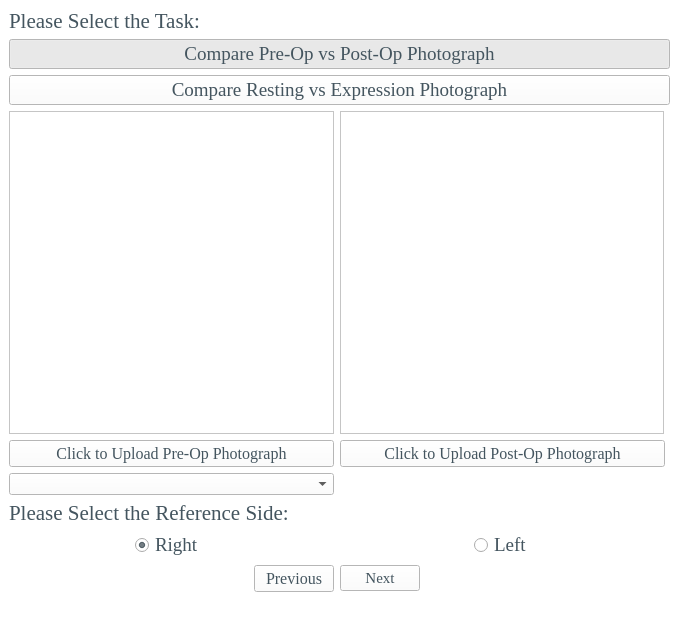
Before: the Qt Designer form uis/select.ui in MEA-Summer/Emotrics_Plus, drawn with Qt 5.
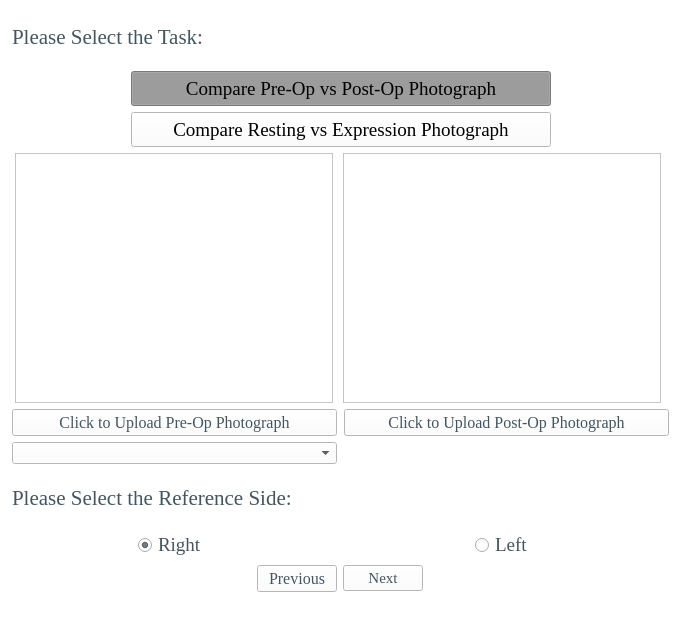
After: the same form once the commit is applied. Icons and pictures are not drawn. Custom widgets are drawn as their Qt base class.

```diff
--- a/uis/select.ui
+++ b/uis/select.ui
@@ -24,7 +24,7 @@
   </property>
   <property name="maximumSize">
    <size>
-    <width>679</width>
+    <width>686</width>
     <height>623</height>
    </size>
   </property>
@@ -40,61 +40,35 @@
   </property>
   <widget class="QWidget" name="centralwidget">
    <layout class="QGridLayout" name="gridLayout">
-    <item row="9" column="0" alignment="Qt::AlignRight">
-     <widget class="QPushButton" name="previousButton">
-      <property name="font">
-       <font>
-        <family>Times New Roman</family>
-        <pointsize>12</pointsize>
-       </font>
-      </property>
-      <property name="styleSheet">
-       <string notr="true">color: rgb(68, 85, 95);</string>
-      </property>
-      <property name="text">
-       <string>Previous</string>
-      </property>
-     </widget>
-    </item>
-    <item row="8" column="1" colspan="2" alignment="Qt::AlignHCenter">
-     <widget class="QRadioButton" name="leftSideButton">
+    <item row="4" column="1" alignment="Qt::AlignHCenter">
+     <widget class="QPushButton" name="loadPhoto1Button">
       <property name="sizePolicy">
        <sizepolicy hsizetype="Fixed" vsizetype="Fixed">
         <horstretch>0</horstretch>
         <verstretch>0</verstretch>
        </sizepolicy>
       </property>
-      <property name="font">
-       <font>
-        <family>Times New Roman</family>
-        <pointsize>14</pointsize>
-       </font>
+      <property name="minimumSize">
+       <size>
+        <width>325</width>
+        <height>0</height>
+       </size>
       </property>
-      <property name="styleSheet">
-       <string notr="true">color: rgb(68, 85, 95);</string>
-      </property>
-      <property name="text">
-       <string>Left </string>
-      </property>
-     </widget>
-    </item>
-    <item row="0" column="0" colspan="2">
-     <widget class="QLabel" name="label">
       <property name="font">
        <font>
         <family>Times New Roman</family>
-        <pointsize>16</pointsize>
+        <pointsize>12</pointsize>
        </font>
       </property>
       <property name="styleSheet">
        <string notr="true">color: rgb(68, 85, 95);</string>
       </property>
       <property name="text">
-       <string>Please Select the Task:</string>
+       <string>Click to Upload Pre-Op Photograph</string>
       </property>
      </widget>
     </item>
-    <item row="9" column="1" colspan="2" alignment="Qt::AlignLeft">
+    <item row="9" column="2" colspan="2" alignment="Qt::AlignLeft">
      <widget class="QPushButton" name="nextButton">
       <property name="font">
        <font>
@@ -110,8 +84,8 @@
       </property>
      </widget>
     </item>
-    <item row="4" column="0">
-     <widget class="QPushButton" name="loadPhoto1Button">
+    <item row="2" column="1" colspan="3" alignment="Qt::AlignHCenter">
+     <widget class="QPushButton" name="RestingvsExpressionButton">
       <property name="sizePolicy">
        <sizepolicy hsizetype="Fixed" vsizetype="Fixed">
         <horstretch>0</horstretch>
@@ -120,26 +94,65 @@
       </property>
       <property name="minimumSize">
        <size>
-        <width>325</width>
-        <height>0</height>
+        <width>420</width>
+        <height>35</height>
+       </size>
+      </property>
+      <property name="maximumSize">
+       <size>
+        <width>420</width>
+        <height>35</height>
        </size>
       </property>
       <property name="font">
        <font>
         <family>Times New Roman</family>
-        <pointsize>12</pointsize>
+        <pointsize>14</pointsize>
        </font>
       </property>
       <property name="styleSheet">
-       <string notr="true">color: rgb(68, 85, 95);</string>
+       <string notr="true">QPushButton::checked 
+{
+background-color : rgb(170, 170, 170);
+}</string>
       </property>
       <property name="text">
-       <string>Click to Upload Pre-Op Photograph</string>
+       <string>Compare Resting vs Expression Photograph</string>
+      </property>
+      <property name="checkable">
+       <bool>true</bool>
+      </property>
+      <property name="autoExclusive">
+       <bool>false</bool>
+      </property>
+      <property name="autoRepeatDelay">
+       <number>0</number>
+      </property>
+      <property name="autoRepeatInterval">
+       <number>0</number>
       </property>
      </widget>
     </item>
-    <item row="1" column="0" colspan="3">
+    <item row="1" column="1" colspan="3" alignment="Qt::AlignHCenter">
      <widget class="QPushButton" name="PrevsPostButton">
+      <property name="sizePolicy">
+       <sizepolicy hsizetype="Fixed" vsizetype="Fixed">
+        <horstretch>0</horstretch>
+        <verstretch>0</verstretch>
+       </sizepolicy>
+      </property>
+      <property name="minimumSize">
+       <size>
+        <width>420</width>
+        <height>35</height>
+       </size>
+      </property>
+      <property name="maximumSize">
+       <size>
+        <width>420</width>
+        <height>35</height>
+       </size>
+      </property>
       <property name="font">
        <font>
         <family>Times New Roman</family>
@@ -147,7 +160,10 @@
        </font>
       </property>
       <property name="styleSheet">
-       <string notr="true">color: rgb(68, 85, 95);</string>
+       <string notr="true">QPushButton::checked 
+{
+background-color : rgb(170, 170, 170);
+}</string>
       </property>
       <property name="text">
        <string>Compare Pre-Op vs Post-Op Photograph</string>
@@ -172,38 +188,20 @@
       </property>
      </widget>
     </item>
-    <item row="2" column="0" colspan="3">
-     <widget class="QPushButton" name="RestingvsExpressionButton">
-      <property name="font">
-       <font>
-        <family>Times New Roman</family>
-        <pointsize>14</pointsize>
-       </font>
+    <item row="3" column="0">
+     <spacer name="horizontalSpacer">
+      <property name="orientation">
+       <enum>Qt::Horizontal</enum>
       </property>
-      <property name="styleSheet">
-       <string notr="true">color: rgb(68, 85, 95);</string>
+      <property name="sizeHint" stdset="0">
+       <size>
+        <width>40</width>
+        <height>20</height>
+       </size>
       </property>
-      <property name="text">
-       <string>Compare Resting vs Expression Photograph</string>
-      </property>
-      <property name="checkable">
-       <bool>true</bool>
-      </property>
-      <property name="autoExclusive">
-       <bool>false</bool>
-      </property>
-      <property name="autoRepeatDelay">
-       <number>0</number>
-      </property>
-      <property name="autoRepeatInterval">
-       <number>0</number>
-      </property>
-     </widget>
+     </spacer>
     </item>
-    <item row="5" column="0">
-     <widget class="QComboBox" name="ExpressionComboBox"/>
-    </item>
-    <item row="6" column="0" colspan="3">
+    <item row="6" column="1" colspan="3">
      <widget class="QLabel" name="label_11">
       <property name="font">
        <font>
@@ -222,7 +220,7 @@
       </property>
      </widget>
     </item>
-    <item row="8" column="0" alignment="Qt::AlignHCenter">
+    <item row="8" column="1" alignment="Qt::AlignHCenter">
      <widget class="QRadioButton" name="rightSideButton">
       <property name="sizePolicy">
        <sizepolicy hsizetype="Fixed" vsizetype="Fixed">
@@ -247,7 +245,38 @@
       </property>
      </widget>
     </item>
-    <item row="4" column="1" colspan="2">
+    <item row="5" column="1">
+     <widget class="QComboBox" name="ExpressionComboBox"/>
+    </item>
+    <item row="3" column="1" alignment="Qt::AlignHCenter">
+     <widget class="ImageDisplay" name="photo1Display">
+      <property name="sizePolicy">
+       <sizepolicy hsizetype="Fixed" vsizetype="Fixed">
+        <horstretch>0</horstretch>
+        <verstretch>0</verstretch>
+       </sizepolicy>
+      </property>
+      <property name="minimumSize">
+       <size>
+        <width>318</width>
+        <height>250</height>
+       </size>
+      </property>
+      <property name="maximumSize">
+       <size>
+        <width>318</width>
+        <height>250</height>
+       </size>
+      </property>
+      <property name="acceptDrops">
+       <bool>true</bool>
+      </property>
+      <property name="frameShadow">
+       <enum>QFrame::Sunken</enum>
+      </property>
+     </widget>
+    </item>
+    <item row="4" column="2" colspan="2" alignment="Qt::AlignHCenter">
      <widget class="QPushButton" name="loadPhoto2Button">
       <property name="sizePolicy">
        <sizepolicy hsizetype="Fixed" vsizetype="Fixed">
@@ -275,11 +304,97 @@
       </property>
      </widget>
     </item>
-    <item row="3" column="0">
-     <widget class="ImageDisplay" name="photo1Display"/>
+    <item row="3" column="2" alignment="Qt::AlignHCenter">
+     <widget class="ImageDisplay" name="photo2Display">
+      <property name="sizePolicy">
+       <sizepolicy hsizetype="Fixed" vsizetype="Fixed">
+        <horstretch>0</horstretch>
+        <verstretch>0</verstretch>
+       </sizepolicy>
+      </property>
+      <property name="minimumSize">
+       <size>
+        <width>318</width>
+        <height>250</height>
+       </size>
+      </property>
+      <property name="maximumSize">
+       <size>
+        <width>318</width>
+        <height>250</height>
+       </size>
+      </property>
+      <property name="frameShadow">
+       <enum>QFrame::Sunken</enum>
+      </property>
+     </widget>
     </item>
-    <item row="3" column="1">
-     <widget class="ImageDisplay" name="photo2Display"/>
+    <item row="0" column="1" colspan="2">
+     <widget class="QLabel" name="label">
+      <property name="font">
+       <font>
+        <family>Times New Roman</family>
+        <pointsize>16</pointsize>
+       </font>
+      </property>
+      <property name="styleSheet">
+       <string notr="true">color: rgb(68, 85, 95);</string>
+      </property>
+      <property name="text">
+       <string>Please Select the Task:</string>
+      </property>
+     </widget>
+    </item>
+    <item row="9" column="1" alignment="Qt::AlignRight">
+     <widget class="QPushButton" name="previousButton">
+      <property name="font">
+       <font>
+        <family>Times New Roman</family>
+        <pointsize>12</pointsize>
+       </font>
+      </property>
+      <property name="styleSheet">
+       <string notr="true">color: rgb(68, 85, 95);</string>
+      </property>
+      <property name="text">
+       <string>Previous</string>
+      </property>
+     </widget>
+    </item>
+    <item row="8" column="2" colspan="2" alignment="Qt::AlignHCenter">
+     <widget class="QRadioButton" name="leftSideButton">
+      <property name="sizePolicy">
+       <sizepolicy hsizetype="Fixed" vsizetype="Fixed">
+        <horstretch>0</horstretch>
+        <verstretch>0</verstretch>
+       </sizepolicy>
+      </property>
+      <property name="font">
+       <font>
+        <family>Times New Roman</family>
+        <pointsize>14</pointsize>
+       </font>
+      </property>
+      <property name="styleSheet">
+       <string notr="true">color: rgb(68, 85, 95);</string>
+      </property>
+      <property name="text">
+       <string>Left </string>
+      </property>
+     </widget>
+    </item>
+    <item row="3" column="3">
+     <spacer name="horizontalSpacer_2">
+      <property name="orientation">
+       <enum>Qt::Horizontal</enum>
+      </property>
+      <property name="sizeHint" stdset="0">
+       <size>
+        <width>40</width>
+        <height>20</height>
+       </size>
+      </property>
+     </spacer>
     </item>
    </layout>
   </widget>
```
